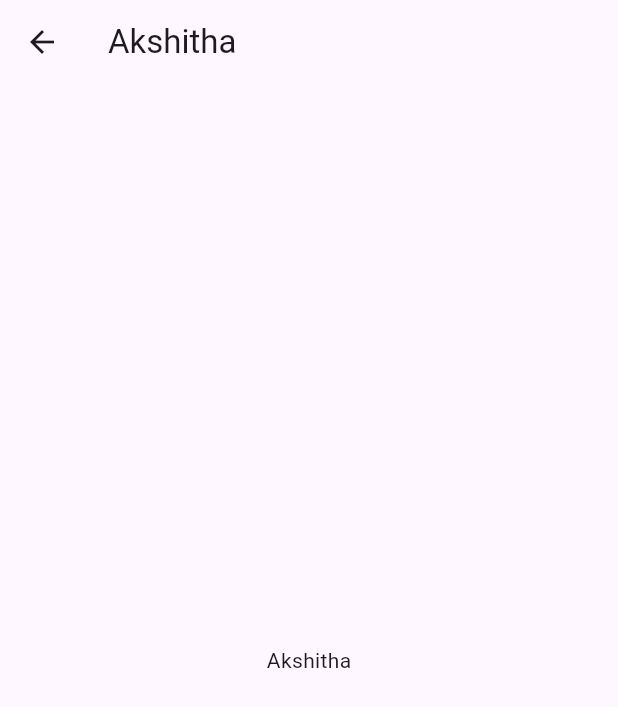
After one commit to uday-9618/lift_sale, a Flutter app: the Akshitha screen opened directly, on a phone screen of 412 x 824 dp. The commit adds this screen. Shown: the top 707 px of the screen. Run offline on Flutter 3.47's test engine with Material 3 defaults, Android fonts, the phone set to English and light mode, and no system bars.

Commit message:
seperate folders create

```diff
--- /dev/null
+++ b/lib/akshitha/akshitha.dart
@@ -0,0 +1,13 @@
+import 'package:flutter/material.dart';
+
+class Akshitha extends StatelessWidget {
+  const Akshitha({super.key});
+
+  @override
+  Widget build(BuildContext context) {
+    return Scaffold(
+      appBar: AppBar(title: Text('Akshitha')),
+      body: Center(child: Text('Akshitha')),
+    );
+  }
+}
--- a/lib/main.dart
+++ b/lib/main.dart
@@ -31,6 +31,7 @@ class MyApp extends StatelessWidget {
         colorScheme: ColorScheme.fromSeed(seedColor: Colors.deepPurple),
       ),
       home: const MyHomePage(title: 'Flutter Demo Home Page'),
+
     );
   }
 }
```
Also changed, not shown: lib/akshaya/akshaya.dart (added, +13 -0 lines), lib/meena/meena.dart (added, +13 -0 lines).
